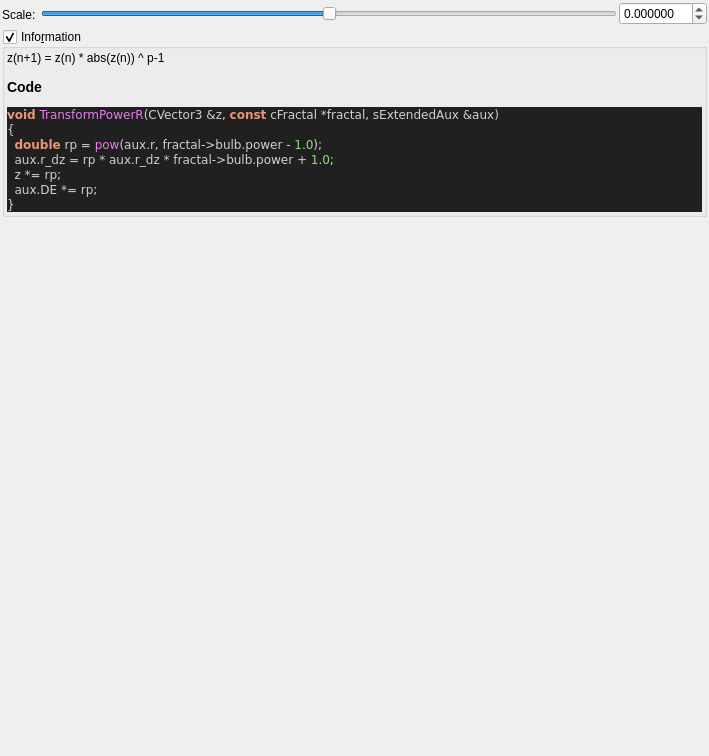
First picture: the form in mandelbulber2/qt_data/fractal_transf_rPow3.ui, repository buddhi1980/mandelbulber2, before the edit.
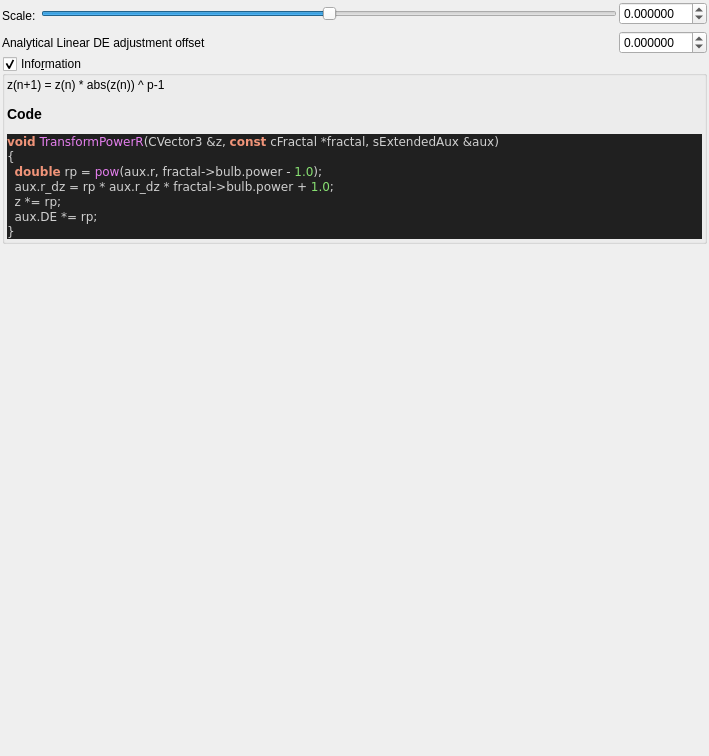
Second picture: the form after the edit. Custom widgets are drawn as their Qt base class.

Commit message: add DE adjusment to rPow3

The edit to the form file:
```diff
--- a/mandelbulber2/qt_data/fractal_transf_rPow3.ui
+++ b/mandelbulber2/qt_data/fractal_transf_rPow3.ui
@@ -62,6 +62,13 @@
        </property>
       </widget>
      </item>
+     <item row="0" column="0" rowspan="3">
+      <widget class="QLabel" name="label_108">
+       <property name="text">
+        <string>Scale: </string>
+       </property>
+      </widget>
+     </item>
      <item row="0" column="1">
       <widget class="QSlider" name="slider_transf_scale">
        <property name="sizePolicy">
@@ -87,10 +94,38 @@
        </property>
       </widget>
      </item>
-     <item row="0" column="0" rowspan="2">
-      <widget class="QLabel" name="label_108">
+     <item row="3" column="0" colspan="2">
+      <widget class="QLabel" name="label_109">
        <property name="text">
-        <string>Scale: </string>
+        <string>Analytical Linear DE adjustment offset</string>
+       </property>
+      </widget>
+     </item>
+     <item row="3" column="2">
+      <widget class="MyDoubleSpinBox" name="spinbox_transf_offset_1">
+       <property name="sizePolicy">
+        <sizepolicy hsizetype="Minimum" vsizetype="Maximum">
+         <horstretch>0</horstretch>
+         <verstretch>0</verstretch>
+        </sizepolicy>
+       </property>
+       <property name="prefix">
+        <string/>
+       </property>
+       <property name="suffix">
+        <string/>
+       </property>
+       <property name="decimals">
+        <number>6</number>
+       </property>
+       <property name="minimum">
+        <double>-99.989999999999995</double>
+       </property>
+       <property name="maximum">
+        <double>99.989999999999995</double>
+       </property>
+       <property name="singleStep">
+        <double>0.100000000000000</double>
        </property>
       </widget>
      </item>
```
The commit also changes 1 other file.
